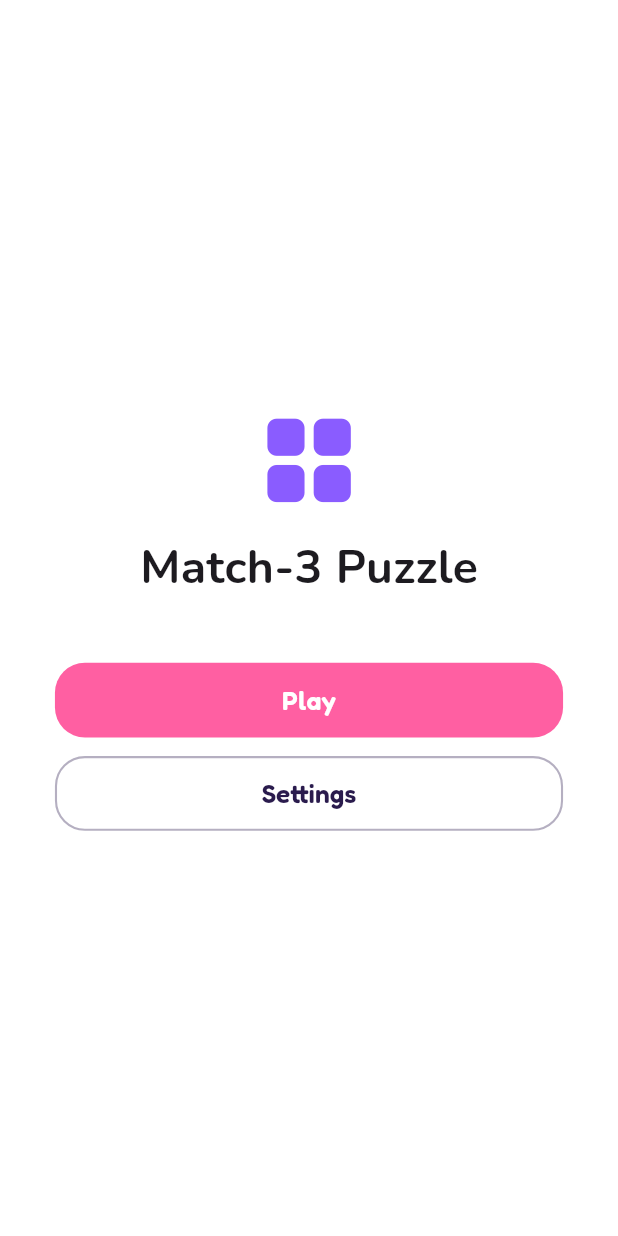
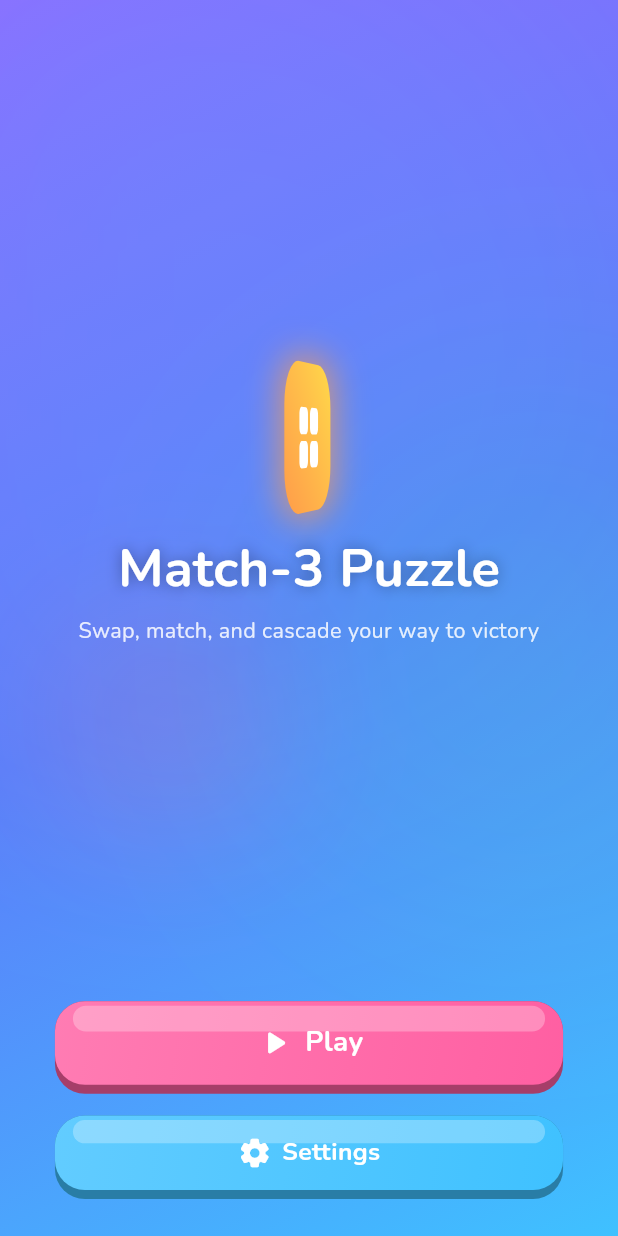
Before and after one commit to Gulshid/Match-3-Puzzle, a Flutter app: the screen it shows after launch, on a phone screen of 412 x 824 dp. Run offline on Flutter 3.47's test engine with Material 3 defaults, Android fonts, the phone set to English and light mode, and no system bars; our stand-ins replace audioplayers, flutter_riverpod, flutter_screenutil, go_router, google_fonts, shared_preferences.

Commit message:
home screen is updated

```diff
--- a/match_3_puzzle/lib/features/home/presentation/screens/home_screen.dart
+++ b/match_3_puzzle/lib/features/home/presentation/screens/home_screen.dart
@@ -1,62 +1,164 @@
+import 'dart:math';
 import 'package:flutter/material.dart';
 import 'package:flutter_screenutil/flutter_screenutil.dart';
 import 'package:go_router/go_router.dart';
 
-class HomeScreen extends StatelessWidget {
+import '../../../../core/theme/app_colors.dart';
+import '../../../../shared/widgets/animated_gradient_background.dart';
+import '../../../../shared/widgets/glossy_button.dart';
+
+class HomeScreen extends StatefulWidget {
   const HomeScreen({super.key});
 
   @override
+  State<HomeScreen> createState() => _HomeScreenState();
+}
+
+class _HomeScreenState extends State<HomeScreen>
+    with SingleTickerProviderStateMixin {
+  late final AnimationController _controller = AnimationController(
+    vsync: this,
+    duration: const Duration(seconds: 6),
+  )..repeat();
+
+  @override
+  void dispose() {
+    _controller.dispose();
+    super.dispose();
+  }
+
+  @override
   Widget build(BuildContext context) {
-    final theme = Theme.of(context);
-
     return Scaffold(
-      body: SafeArea(
+      body: AnimatedGradientBackground(
+        child: SafeArea(
           child: Padding(
             padding: EdgeInsets.symmetric(horizontal: 32.w),
             child: Column(
               mainAxisAlignment: MainAxisAlignment.center,
               children: [
-              Icon(
-                Icons.grid_view_rounded,
-                size: 72.r,
-                color: theme.colorScheme.primary,
-              ),
-              SizedBox(height: 12.h),
+                const Spacer(),
+                _Logo3D(controller: _controller),
+                SizedBox(height: 18.h),
                 Text(
                   'Match-3 Puzzle',
                   style: TextStyle(
-                  fontSize: 30.sp,
-                  fontWeight: FontWeight.bold,
-                  color: theme.colorScheme.onSurface,
+                    fontSize: 34.sp,
+                    fontWeight: FontWeight.w700,
+                    color: Colors.white,
+                    shadows: [
+                      Shadow(color: Colors.black.withOpacity(0.35), blurRadius: 12),
+                    ],
                   ),
                 ),
-              SizedBox(height: 40.h),
+                SizedBox(height: 6.h),
+                Text(
+                  'Swap, match, and cascade your way to victory',
+                  textAlign: TextAlign.center,
+                  style: TextStyle(
+                    fontSize: 14.sp,
+                    color: Colors.white.withOpacity(0.85),
+                  ),
+                ),
+                const Spacer(),
                 SizedBox(
                   width: double.infinity,
-                child: FilledButton(
+                  child: GlossyButton(
+                    height: 60.h,
                     onPressed: () => context.push('/levels'),
-                  child: Padding(
-                    padding: EdgeInsets.symmetric(vertical: 14.h),
-                    child: Text('Play', style: TextStyle(fontSize: 17.sp)),
+                    color: AppColors.candyPink,
+                    child: Row(
+                      mainAxisAlignment: MainAxisAlignment.center,
+                      children: [
+                        Icon(Icons.play_arrow_rounded, color: Colors.white, size: 26.r),
+                        SizedBox(width: 6.w),
+                        Text('Play',
+                            style: TextStyle(
+                                fontSize: 18.sp,
+                                fontWeight: FontWeight.w700,
+                                color: Colors.white)),
+                      ],
                     ),
                   ),
                 ),
-              SizedBox(height: 12.h),
+                SizedBox(height: 14.h),
                 SizedBox(
                   width: double.infinity,
-                child: OutlinedButton(
+                  child: GlossyButton(
+                    height: 54.h,
                     onPressed: () => context.push('/settings'),
-                  child: Padding(
-                    padding: EdgeInsets.symmetric(vertical: 14.h),
-                    child:
-                        Text('Settings', style: TextStyle(fontSize: 17.sp)),
+                    color: AppColors.candyBlue,
+                    child: Row(
+                      mainAxisAlignment: MainAxisAlignment.center,
+                      children: [
+                        Icon(Icons.settings_rounded, color: Colors.white, size: 22.r),
+                        SizedBox(width: 6.w),
+                        Text('Settings',
+                            style: TextStyle(
+                                fontSize: 16.sp,
+                                fontWeight: FontWeight.w700,
+                                color: Colors.white)),
+                      ],
                     ),
                   ),
                 ),
+                SizedBox(height: 24.h),
               ],
+            ),
           ),
         ),
       ),
     );
   }
 }
+
+/// The home-screen emblem: a glossy diamond that continuously rotates
+/// in true 3D (perspective Y-axis spin) with a soft floating bob and a
+/// glow that pulses in sync.
+class _Logo3D extends StatelessWidget {
+  const _Logo3D({required this.controller});
+  final AnimationController controller;
+
+  @override
+  Widget build(BuildContext context) {
+    return AnimatedBuilder(
+      animation: controller,
+      builder: (context, _) {
+        final t = controller.value;
+        final spin = t * 2 * pi;
+        final bob = sin(t * 2 * pi) * 6;
+        final glow = 0.5 + 0.3 * sin(t * 2 * pi);
+
+        return Transform.translate(
+          offset: Offset(0, bob),
+          child: Transform(
+            alignment: Alignment.center,
+            transform: Matrix4.identity()
+              ..setEntry(3, 2, 0.0015)
+              ..rotateY(spin),
+            child: Container(
+              width: 96.r,
+              height: 96.r,
+              decoration: BoxDecoration(
+                borderRadius: BorderRadius.circular(28.r),
+                gradient: const LinearGradient(
+                  begin: Alignment.topLeft,
+                  end: Alignment.bottomRight,
+                  colors: [AppColors.candyYellow, AppColors.candyOrange],
+                ),
+                boxShadow: [
+                  BoxShadow(
+                    color: AppColors.candyOrange.withOpacity(glow),
+                    blurRadius: 40,
+                    spreadRadius: 4,
+                  ),
+                ],
+              ),
+              child: Icon(Icons.grid_view_rounded, size: 52.r, color: Colors.white),
+            ),
+          ),
+        );
+      },
+    );
+  }
+}
```
Lines whose indentation alone changed are shown as unchanged.
